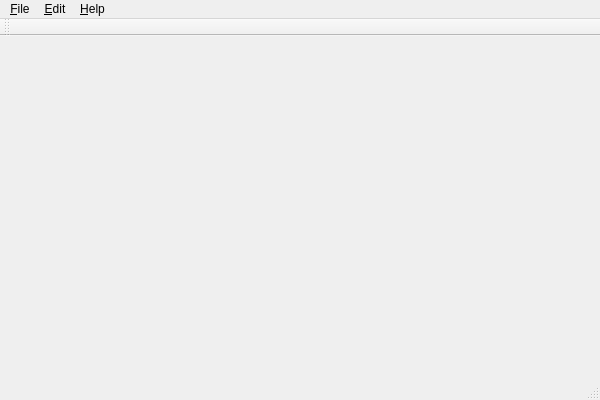
This is src/gui/mainwindow.ui in saschpe/masonry as Qt 5 draws it before an edit. The edited form follows.
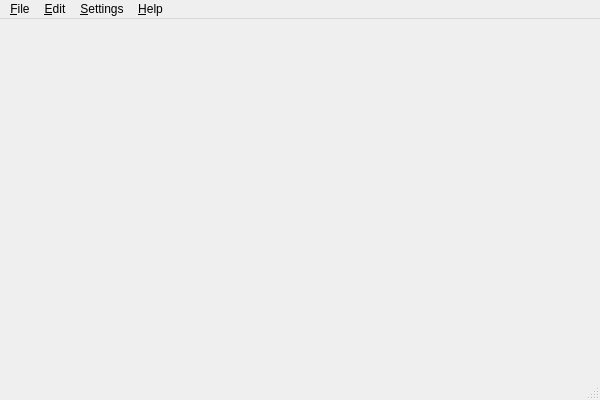
This is the edited form.

What changed in the file:
```diff
--- a/src/gui/mainwindow.ui
+++ b/src/gui/mainwindow.ui
@@ -17,7 +17,11 @@
    <bool>true</bool>
   </property>
   <widget class="QWidget" name="centralWidget">
-   <layout class="QGridLayout" name="gridLayout"/>
+   <layout class="QGridLayout" name="gridLayout">
+    <property name="margin">
+     <number>0</number>
+    </property>
+   </layout>
   </widget>
   <widget class="QMenuBar" name="menuBar">
    <property name="geometry">
@@ -51,18 +55,26 @@
     <addaction name="separator"/>
     <addaction name="aboutAction"/>
    </widget>
+   <widget class="QMenu" name="menu_View">
+    <property name="title">
+     <string>&amp;Settings</string>
+    </property>
+    <widget class="QMenu" name="menuToolbars">
+     <property name="title">
+      <string>Toolbars</string>
+     </property>
+     <addaction name="showFileToolbarAction"/>
+     <addaction name="showEditToolbarAction"/>
+     <addaction name="showViewToolbarAction"/>
+    </widget>
+    <addaction name="menuToolbars"/>
+    <addaction name="actionDockers"/>
+   </widget>
    <addaction name="menu_Quit"/>
    <addaction name="menu_Edit"/>
+   <addaction name="menu_View"/>
    <addaction name="menu_Help"/>
   </widget>
-  <widget class="QToolBar" name="mainToolBar">
-   <attribute name="toolBarArea">
-    <enum>TopToolBarArea</enum>
-   </attribute>
-   <attribute name="toolBarBreak">
-    <bool>false</bool>
-   </attribute>
-  </widget>
   <widget class="QStatusBar" name="statusBar"/>
   <action name="helpAction">
    <property name="text">
```
Left out of the diff: 107 changed lines with no effect on the pictures.
